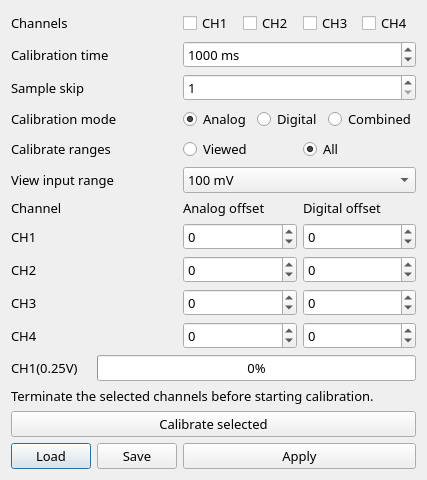
First picture: the form in FullCalibrationDialog.ui, repository sevenreek/qtadqscope, before the edit.
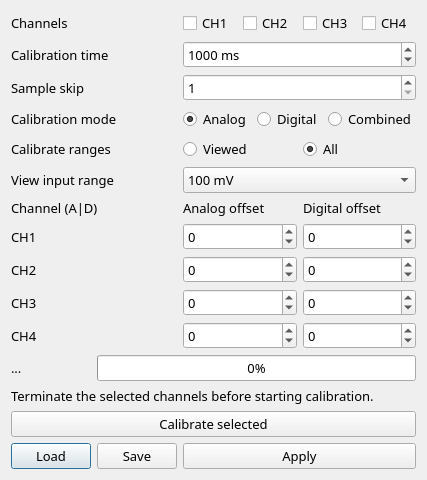
Second picture: the form after the edit.

Commit message: Fixes calibration, ui level spinboxes.

What changed in the file:
```diff
--- a/FullCalibrationDialog.ui
+++ b/FullCalibrationDialog.ui
@@ -209,7 +209,7 @@
    <item row="12" column="0">
     <widget class="QLabel" name="currentStage">
      <property name="text">
-      <string>CH1(0.25V)</string>
+      <string>...</string>
      </property>
     </widget>
    </item>
@@ -403,7 +403,7 @@
    <item row="6" column="0" colspan="2">
     <widget class="QLabel" name="label_4">
      <property name="text">
-      <string>Channel</string>
+      <string>Channel (A|D)</string>
      </property>
     </widget>
    </item>
```
The commit also changes 7 other files.
